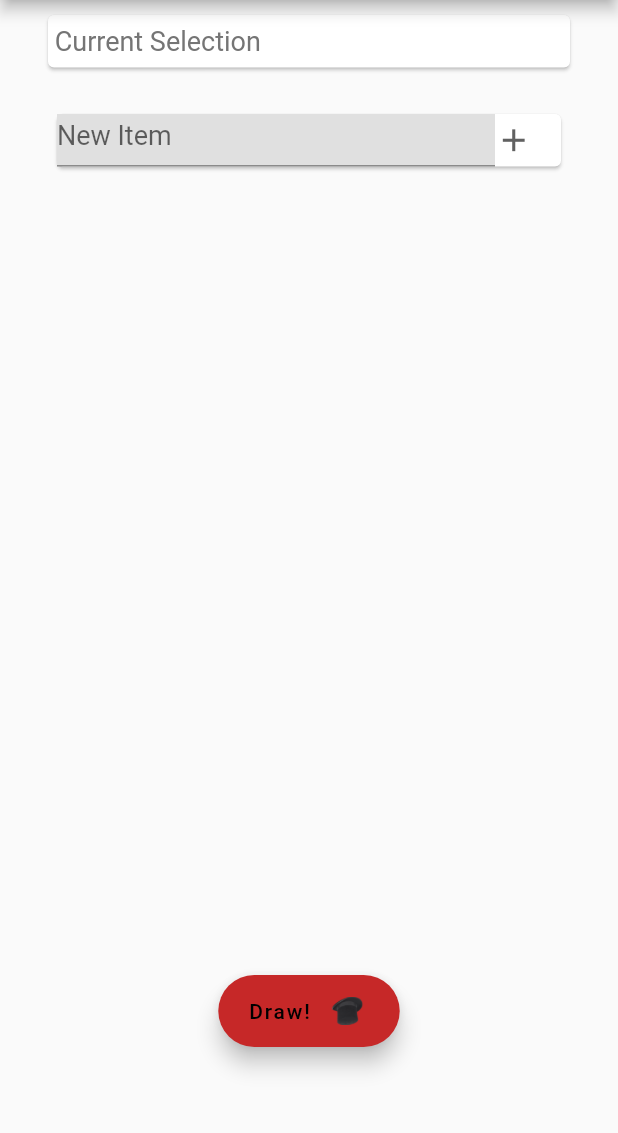
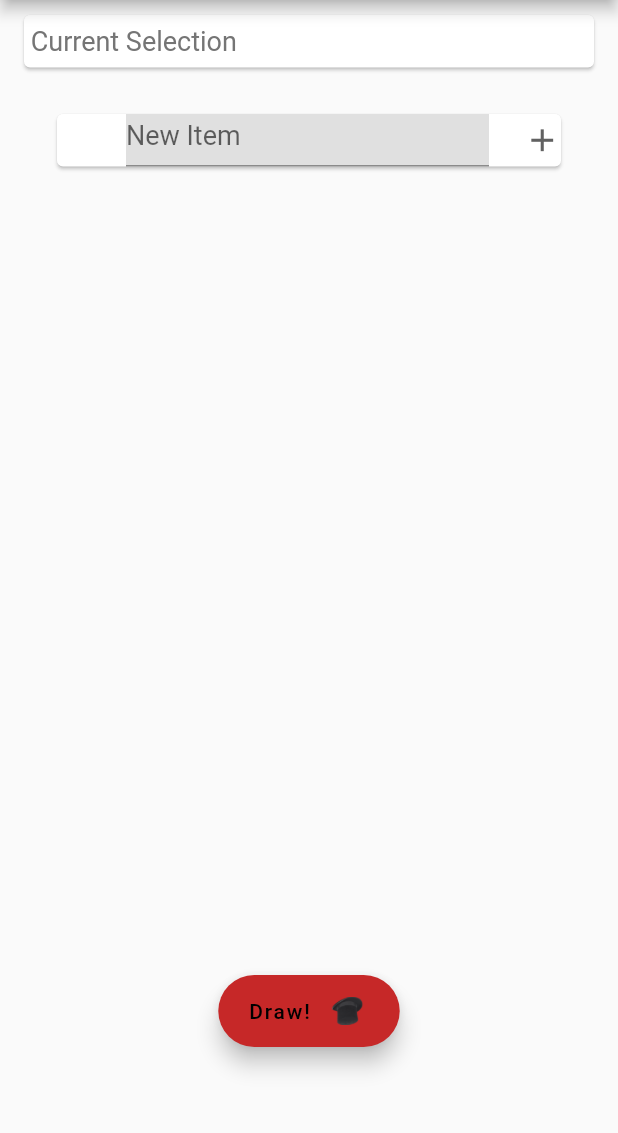
Before and after one commit to BrtWilson/hat_draw, a Flutter app: the CategoriesPage screen opened by its route, after a tap on the "add" icon, after a tap on "Current Selection", on a phone screen of 412 x 824 dp, the part 84-1217 px from its top. Run offline on Flutter 3.47's test engine with Material 2 defaults, Android fonts, the phone set to English and light mode, and no system bars.

Commit message:
Attemtping to fix HStdTile to properly run the checkbox (app partially works, pending this feature)

```diff
--- a/lib/hdw_classes/tiles/hcurr_selection_tile.dart
+++ b/lib/hdw_classes/tiles/hcurr_selection_tile.dart
@@ -8,7 +8,7 @@ class HCurrSelectionTile extends StatelessWidget {
 
   @override
   Widget build(BuildContext context) {
-    double textWidth = HdwConstants.stdTileWidth(context) - 50.0;
+    double textWidth = HdwConstants.stdTextWidth(context);
 
     return Row(
       children: [
--- a/lib/hdw_classes/tiles/hnew_tile.dart
+++ b/lib/hdw_classes/tiles/hnew_tile.dart
@@ -28,14 +28,16 @@ class HNewTile extends StatefulWidget {
 class NewTileState extends State<HNewTile> {
   @override
   Widget build(BuildContext context) {
-    double nonClickableWidth = 90.0;
-    if (widget._isChild) nonClickableWidth += HdwConstants.tileWidthRedux;
-    double clickableWidth = MediaQuery.of(context).size.width - nonClickableWidth;
+    // double nonClickableWidth = 90.0;
+    // if (widget._isChild) nonClickableWidth += HdwConstants.tileWidthRedux;
+    // double clickableWidth = MediaQuery.of(context).size.width - nonClickableWidth;
+    double textWidth = HdwConstants.stdTextWidth(context) - 30;
 
     return Row(
       children: [
+        const Spacer(flex: 2),
         Container(
-          width: clickableWidth,
+          width: textWidth,
           color: Colors.grey[300],
           child:
             TextField(
@@ -49,6 +51,7 @@ class NewTileState extends State<HNewTile> {
               ),
             ),
         ),
+        const Spacer(),
         InkWell(
             child: Icon(
               Icons.add,
--- a/lib/hdw_classes/tiles/hstd_tile.dart
+++ b/lib/hdw_classes/tiles/hstd_tile.dart
@@ -33,13 +33,17 @@ class StdTileState extends State<HStdTile> {
     });
   }
 
+  void Update(Function function) {
+    setState(() => function);
+  }
+
   @override
   Widget build(BuildContext context) {
     if (widget._isEditing) {
-      return StdTileEditing(name: widget._name, parentCat: widget._parent,  isChild: widget._isChild, edit: TileEdit);
+      return StdTileEditing(name: widget._name, parentCat: widget._parent,  isChild: widget._isChild, edit: TileEdit, update: Update,);
     }
     else {
-      return StdTileStatic(name: widget._name, isChild: widget._isChild, edit: TileEdit);
+      return StdTileStatic(name: widget._name, isChild: widget._isChild, edit: TileEdit, update: Update,);
     }
   }
 }
@@ -56,10 +60,12 @@ class StdTileStatic extends StatelessWidget {
     Key? key,
     required String name,
     required edit,
+    required update,
     bool isChild = false,
   })
       : _name = name,
         Edit_ = edit,
+        Update_ = update,
         _isChild = isChild,
         super(key: key);
 
@@ -67,19 +73,23 @@ class StdTileStatic extends StatelessWidget {
   final bool _isChild;
   bool _isChecked = false;
   final Function Edit_;
+  final Function Update_;
 
 
   @override
   Widget build(BuildContext context) {
-    double nonClickableWidth = 50.0;
-    if (_isChild) nonClickableWidth += HdwConstants.tileWidthRedux;
-    double clickableWidth = MediaQuery.of(context).size.width - nonClickableWidth;
+    //double nonClickableWidth = 50.0;
+    //if (_isChild) nonClickableWidth += HdwConstants.tileWidthRedux;
+    //double clickableWidth = MediaQuery.of(context).size.width - nonClickableWidth;
+    double textWidth = HdwConstants.stdTextWidth(context);
+    if (_isChild) textWidth -= 10.0;
 
     return Row(
       children: [
         Checkbox(
           value: _isChecked,
           onChanged: (value) {
+            Update_(() {
               if (value != null) {
                 _isChecked = value;
                 if (_isChild) {
@@ -89,12 +99,13 @@ class StdTileStatic extends StatelessWidget {
                   Provider.of<HdwState>(context, listen: false).setCategoryInclusion(_name, value);
                 }
               }
+            });
           },
         ),
         InkWell(
           child: Container(
             alignment: Alignment.centerLeft,
-            width: clickableWidth,
+            width: textWidth,
             height: HdwConstants.tileHeight,
             child:
             Text(
@@ -108,7 +119,7 @@ class StdTileStatic extends StatelessWidget {
           onTap: () {
             if (!(_isChild)) {
               if (ModalRoute.of(context)?.settings.name != HdwConstants.itemsPage) {
-                Navigator.pushNamed(context, HdwConstants.itemsPage, arguments: { 'catName': _name });
+                Navigator.pushNamed(context, HdwConstants.itemsPage, arguments: { HdwConstants.catArg: _name });
               }
             }
           },
@@ -142,11 +153,13 @@ class StdTileEditing extends StatelessWidget{
     Key? key,
     required String name,
     required edit,
+    required update,
     String parentCat = "",
     bool isChild = false,
   })
       : _name = name,
         Edit_ = edit,
+        Update_ = update,
         _parent = parentCat,
         _isChild = isChild,
         super(key: key);
@@ -156,6 +169,7 @@ class StdTileEditing extends StatelessWidget{
   final bool _isChild;
   bool _isChecked = false;
   final Function Edit_;
+  final Function Update_;
   final TextEditingController _teController = TextEditingController();
 
   /*
@@ -172,12 +186,14 @@ class StdTileEditing extends StatelessWidget{
   @override
   Widget build(BuildContext context) {
     _teController.text = _name;
-    double nonClickableWidth = 50.0;
-    if (_isChild) nonClickableWidth += HdwConstants.tileWidthRedux;
-    double clickableWidth = MediaQuery.of(context).size.width - nonClickableWidth;
+    // double nonClickableWidth = 50.0;
+    // if (_isChild) nonClickableWidth += HdwConstants.tileWidthRedux;
+    // double clickableWidth = MediaQuery.of(context).size.width - nonClickableWidth;
+    double textWidth = HdwConstants.stdTextWidth(context);
 
     if (_isChild) {
       _isChecked = context.watch<HdwState>().sCurrentItems.contains(_name);
+      textWidth -= 11.0;
     }
     else {
       _isChecked = context.watch<HdwState>().checkForCategory(_name);
@@ -200,8 +216,9 @@ class StdTileEditing extends StatelessWidget{
         InkWell(
           child: Container(
             alignment: Alignment.centerLeft,
-            width: clickableWidth,
+            width: textWidth,
             height: HdwConstants.tileHeight,
+            color: Colors.grey[300],
             child:
               TextField(
                 controller: _teController,
@@ -227,9 +244,11 @@ class StdTileEditing extends StatelessWidget{
                   ),
                   onTap: () {
                     String newText = _teController.text;
-                    Provider.of<HdwState>(context, listen: false).editItem(_parent, _name, newText);
-                    Edit_(false);  // Todo: verify
-                  }
+                    Provider.of<HdwState>(context, listen: false).editItem(
+                        _parent, _name, newText);
+                    Edit_(false); // Todo: verify
+                    Update_(() {}); // TODO: ** not functioning...
+                  },
               ),
               InkWell(
                   child: Icon(
--- a/lib/hdw_constants.dart
+++ b/lib/hdw_constants.dart
@@ -19,6 +19,6 @@ class HdwConstants {
   static const String catArg = 'catName';
   static const String clistArg = 'itemsList';
 
-  static double stdTileWidth(BuildContext context) { return MediaQuery.of(context).size.width - 32.0;}
-  static double stdTextWidth(BuildContext context) { return MediaQuery.of(context).size.width - 122.0; }
+  static double stdTileWidth(BuildContext context) { return MediaQuery.of(context).size.width; } //- 32.0;}
+  static double stdTextWidth(BuildContext context) { return MediaQuery.of(context).size.width - 140.0; }
 }
--- a/lib/pages/init_page.dart
+++ b/lib/pages/init_page.dart
@@ -30,7 +30,7 @@ class InitPage extends StatelessWidget {
                     width: 300,
                   ),
                   const Spacer(),
-                  Container(
+                  SizedBox(
                     height: 60,
                     child:
                       Column(
@@ -47,6 +47,7 @@ class InitPage extends StatelessWidget {
                       ),
                   ),
                   FloatingActionButton.extended(
+                    key: const Key("InitDraw"),
                     label: const Text("Repeat last Draw"),
                     backgroundColor: Colors.red[900],
                     foregroundColor: Colors.black,
```
Lines whose indentation alone changed are shown as unchanged.
